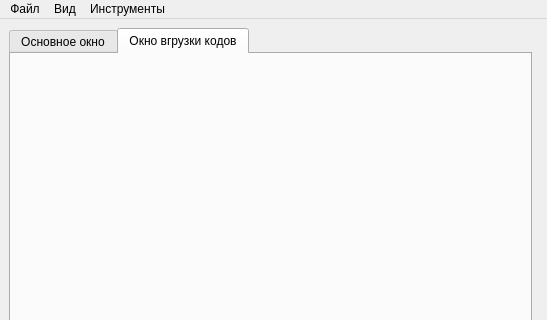
Qt form mainwindow.ui (wepavel/BLSMark) before a commit; both pictures show x 0 to 547 and y 0 to 320 of the 547 by 694 pixel window.
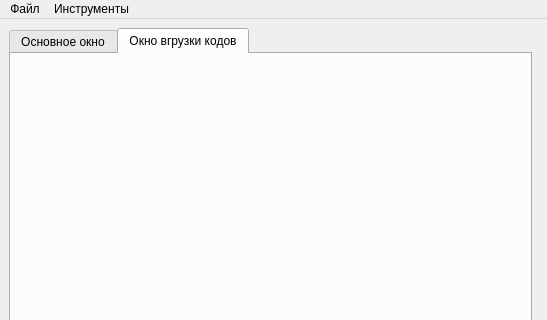
The same form after that commit. The open tabs and pages were chosen to show the change.

```diff
--- a/mainwindow.ui
+++ b/mainwindow.ui
@@ -125,12 +125,6 @@
     </property>
     <addaction name="act_settings"/>
    </widget>
-   <widget class="QMenu" name="menu_view">
-    <property name="title">
-     <string>Вид</string>
-    </property>
-    <addaction name="act_toggle_theme"/>
-   </widget>
    <widget class="QMenu" name="menu_2">
     <property name="title">
      <string>Инструменты</string>
@@ -138,7 +132,6 @@
     <addaction name="act_check_code"/>
    </widget>
    <addaction name="menu"/>
-   <addaction name="menu_view"/>
    <addaction name="menu_2"/>
   </widget>
   <widget class="QStatusBar" name="statusbar"/>
```
Left out of the diff: 29 changed lines with no effect on the pictures.
